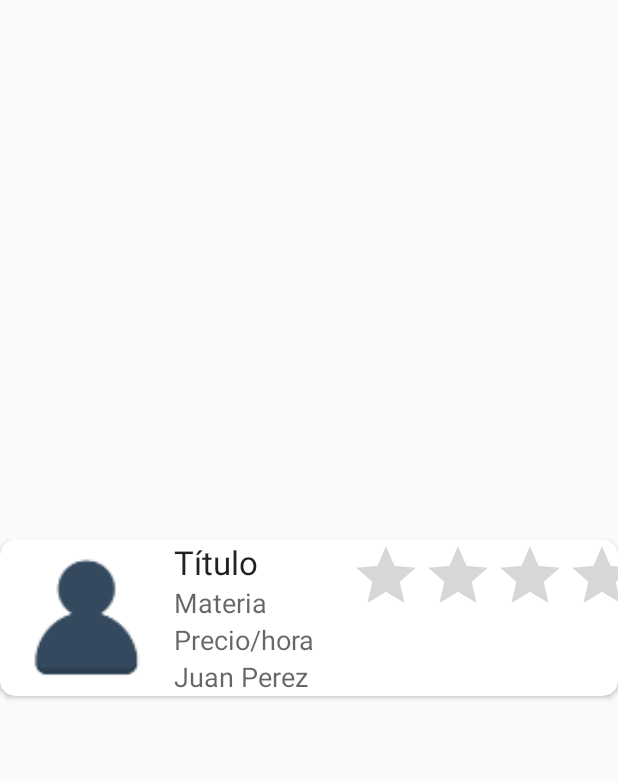
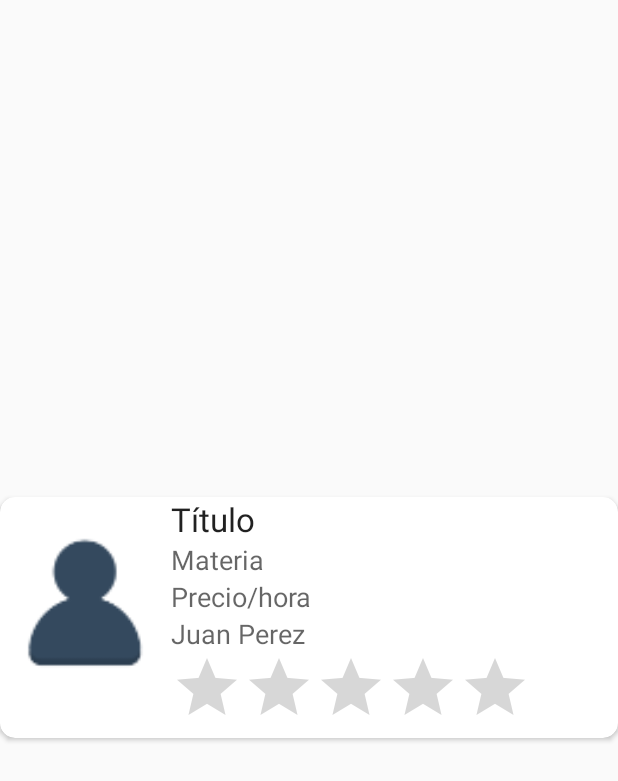
Before and after one commit to edmolten/Hackathon2015, an Android app: the layout clases_card.xml on its own in the app's theme, with its tools: preview values and no code run, on a phone screen of 412 x 824 dp. Shown: the top 781 px of the screen. Run offline under Robolectric (Android 15) with nearby library versions, the phone set to English and light mode, and no system bars.

Commit message:
Buscar con filtro rating-price

```diff
--- a/HiTutor/app/src/main/java/hackathon2015/hitutor/clases_result/ClaseAdapter.java
+++ b/HiTutor/app/src/main/java/hackathon2015/hitutor/clases_result/ClaseAdapter.java
@@ -31,7 +31,11 @@ public class ClaseAdapter extends RecyclerView.Adapter<ClaseViewHolder>{
     public void onBindViewHolder(ClaseViewHolder holder, int position) {
         // - get element from your dataset at this position
         // - replace the contents of the view with that element
-        holder.text.setText(clases.get(position).getuserName());
+        holder.text.setText(clases.get(position).getTitle());
+        holder.rate.setRating(clases.get(position).getRate());
+        holder.price.setText(String.valueOf(clases.get(position).getPrice()));
+        holder.materia.setText(clases.get(position).getMateria());
+        holder.userName.setText(clases.get(position).getuserName());
 
     }
 
--- a/HiTutor/app/src/main/res/layout/clases_card.xml
+++ b/HiTutor/app/src/main/res/layout/clases_card.xml
@@ -18,20 +18,25 @@
 
         <LinearLayout
             android:orientation="vertical"
-            android:layout_width="116dp"
+            android:layout_width="wrap_content"
             android:layout_height="match_parent">
 
             <ImageView
-                android:layout_width="match_parent"
-                android:layout_height="match_parent"
+                android:layout_width="114dp"
+                android:layout_height="142dp"
                 android:id="@+id/buscar_image"
                 android:src="@mipmap/ic_default_profile_img" />
         </LinearLayout>
 
         <LinearLayout
             android:orientation="vertical"
-            android:layout_width="117dp"
-            android:layout_height="match_parent">
+            android:layout_width="match_parent"
+            android:layout_height="wrap_content">
+
+            <LinearLayout
+                android:orientation="vertical"
+                android:layout_width="wrap_content"
+                android:layout_height="wrap_content">
 
                 <TextView
                     android:layout_width="wrap_content"
@@ -59,20 +64,22 @@
                     android:layout_height="wrap_content"
                     android:textAppearance="?android:attr/textAppearanceMedium"
                     android:text="Juan Perez"
-                android:id="@+id/nombre" />
+                    android:id="@+id/buscar_nombre" />
 
             </LinearLayout>
 
             <LinearLayout
                 android:orientation="vertical"
                 android:layout_width="match_parent"
-            android:layout_height="104dp"
+                android:layout_height="wrap_content"
                 android:layout_gravity="bottom">
 
                 <RatingBar
                     android:layout_width="wrap_content"
                     android:layout_height="wrap_content"
                     android:id="@+id/buscar_ratingBar" />
+
+            </LinearLayout>
         </LinearLayout>
 
     </LinearLayout>
--- a/HiTutor/app/src/main/res/layout/content_buscar.xml
+++ b/HiTutor/app/src/main/res/layout/content_buscar.xml
@@ -24,6 +24,12 @@
         android:layout_marginTop="32dp"
         />
 
+    <Spinner
+        android:layout_width="fill_parent"
+        android:layout_height="wrap_content"
+        android:id="@+id/buscar_sort"
+        android:layout_marginTop="32dp" />
+
     <Button
         style="?android:attr/buttonStyleSmall"
         android:layout_width="wrap_content"
--- a/HiTutor/app/src/main/res/values/strings.xml
+++ b/HiTutor/app/src/main/res/values/strings.xml
@@ -25,5 +25,10 @@
         <item>Prof2</item>
         <item>Prof3</item>
     </string-array>
+ <string-array name="sort">
+        <item>Precio</item>
+        <item>Rating</item>
+
+    </string-array>
 
 </resources>
```
Also changed, not shown: HiTutor/app/src/main/java/hackathon2015/hitutor/ClaseComparator.java (added, +47 -0 lines), HiTutor/app/src/main/java/hackathon2015/hitutor/buscar.java (+41 -4 lines), HiTutor/app/src/main/java/hackathon2015/hitutor/clases_result/ClaseViewHolder.java (+10 -0 lines). Lines whose indentation alone changed are shown as unchanged.
